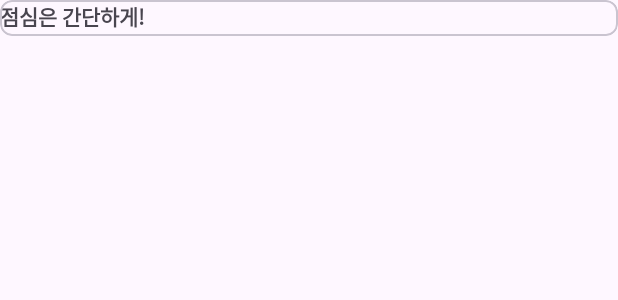
After one commit to limjihoon1/LevelUpLife, an Android app: the layout recycl_map.xml on its own in the app's theme, with its tools: preview values and no code run, on a phone screen of 412 x 824 dp. The commit adds this screen. Shown: the top 300 px of the screen. Run offline under Robolectric (Android 15) with nearby library versions, the phone set to English and light mode, and no system bars.

Commit message:
멥 엑티비티 얼추 끝남진짜...

```diff
--- /dev/null
+++ b/app/src/main/res/layout/recycl_map.xml
@@ -0,0 +1,24 @@
+<?xml version="1.0" encoding="utf-8"?>
+<com.google.android.material.card.MaterialCardView xmlns:android="http://schemas.android.com/apk/res/android"
+    xmlns:app="http://schemas.android.com/apk/res-auto"
+    android:layout_width="match_parent"
+    android:layout_height="24dp"
+
+    app:cardCornerRadius="8dp"
+    android:layout_marginBottom="6dp"
+    android:paddingBottom="12dp">
+
+
+    <TextView
+        android:id="@+id/tv_map_work_todo"
+        android:layout_width="wrap_content"
+        android:layout_height="wrap_content"
+        android:layout_centerHorizontal="true"
+        android:layout_centerVertical="true"
+        android:fontFamily="@font/hanbit"
+        android:text="점심은 간단하게!"
+        android:textSize="14sp"
+        android:textStyle="bold" />
+
+
+</com.google.android.material.card.MaterialCardView>
```
Also changed, not shown: app/src/main/java/com/limjihoon/myhero/adapter/MapDrawerAdapter.kt (added, +28 -0 lines), app/src/main/java/com/limjihoon/myhero/fragment/MapFragment.kt (+32 -0 lines), app/src/main/res/layout/drawer_hearder_map.xml (+10 -44 lines).
